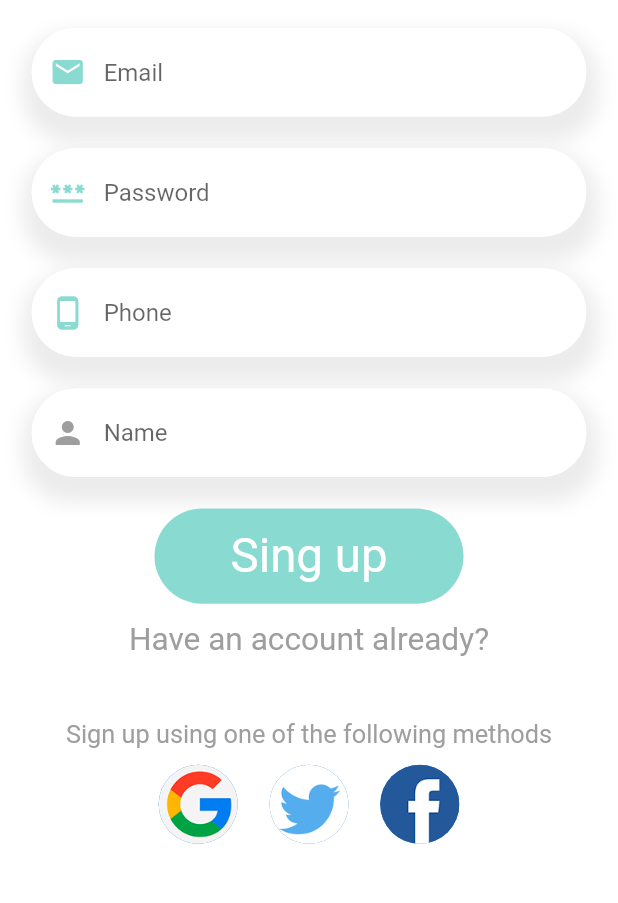
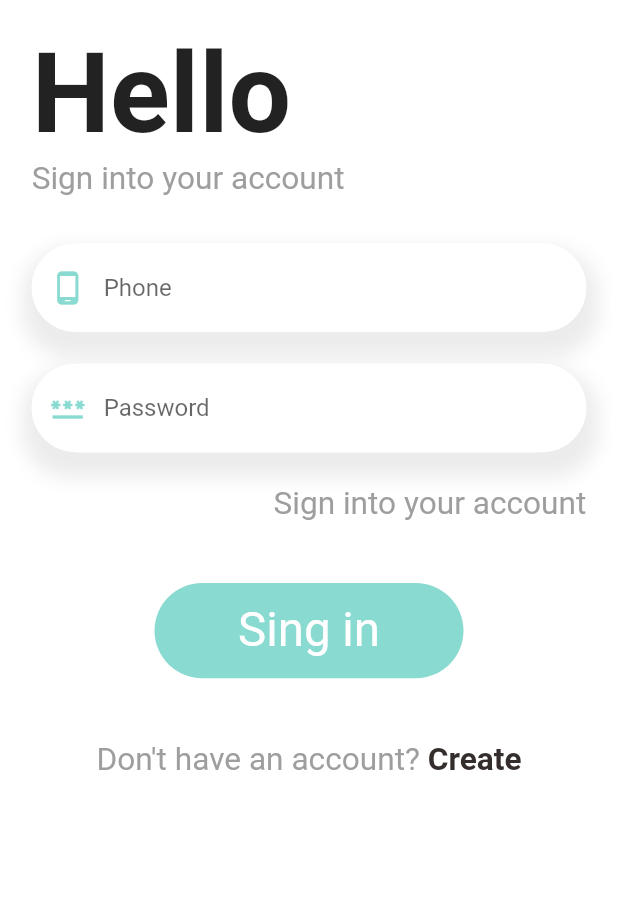
Before and after one commit to Bepo0328/food_delivery_app, a Flutter app: the screen it shows after launch, on a phone screen of 412 x 824 dp, the part 281-1184 px from its top. Run offline on Flutter 3.47's test engine with Material 2 defaults, Android fonts, the phone set to English and light mode, and no system bars; our stand-ins replace dots_indicator, get, persistent_bottom_nav_bar_v2, shared_preferences.

Commit message:
Design: Build 'sign_in_page' page
Create 'sign_in_page' page

```diff
--- a/lib/main.dart
+++ b/lib/main.dart
@@ -26,7 +26,7 @@ class MyApp extends StatelessWidget {
           return const GetMaterialApp(
             debugShowCheckedModeBanner: false,
             title: 'Food Delivery App',
-            home: SignUpPage(),
+            home: SignInPage(),
             // initialRoute: RouteHelper.getSplashPage(),
             // getPages: RouteHelper.routes,
           );
--- /dev/null
+++ b/lib/pages/auth/sign_in_page.dart
@@ -0,0 +1,149 @@
+import 'package:flutter/gestures.dart';
+import 'package:flutter/material.dart';
+import 'package:food_delivery_app/pages/pages.dart';
+import 'package:food_delivery_app/utils/utils.dart';
+import 'package:food_delivery_app/widgets/widgets.dart';
+import 'package:get/get.dart';
+
+class SignInPage extends StatelessWidget {
+  const SignInPage({Key? key}) : super(key: key);
+
+  @override
+  Widget build(BuildContext context) {
+    var phoneController = TextEditingController();
+    var passwordController = TextEditingController();
+
+    return Scaffold(
+      backgroundColor: Colors.white,
+      body: SafeArea(
+        child: SingleChildScrollView(
+          physics: const BouncingScrollPhysics(),
+          child: Column(
+            children: [
+              // app logo
+              SizedBox(
+                height: Dimenstions.screenHeight * 0.25,
+                child: Center(
+                  child: CircleAvatar(
+                    backgroundColor: Colors.white,
+                    radius: Dimenstions.radius20 * 4,
+                    backgroundImage: const AssetImage(
+                      'assets/image/logo part 1.png',
+                    ),
+                  ),
+                ),
+              ),
+
+              // welcome
+              Container(
+                margin: EdgeInsets.symmetric(horizontal: Dimenstions.width20),
+                width: double.maxFinite,
+                child: Column(
+                  crossAxisAlignment: CrossAxisAlignment.start,
+                  children: [
+                    Text(
+                      'Hello',
+                      style: TextStyle(
+                        fontSize: Dimenstions.font10 * 7,
+                        fontWeight: FontWeight.bold,
+                      ),
+                    ),
+                    Text(
+                      'Sign into your account',
+                      style: TextStyle(
+                        fontSize: Dimenstions.font20,
+                        color: Colors.grey[500],
+                      ),
+                    ),
+                  ],
+                ),
+              ),
+              SizedBox(height: Dimenstions.height30),
+
+              // your phone
+              AppTextField(
+                textController: phoneController,
+                hintText: 'Phone',
+                icon: Icons.phone_android,
+              ),
+              SizedBox(height: Dimenstions.height20),
+
+              // your password
+              AppTextField(
+                textController: passwordController,
+                hintText: 'Password',
+                icon: Icons.password_sharp,
+              ),
+              SizedBox(height: Dimenstions.height20),
+
+              // footer
+              // tag line
+              Row(
+                children: [
+                  Expanded(
+                    child: Container(),
+                  ),
+                  RichText(
+                    text: TextSpan(
+                      text: 'Sign into your account',
+                      style: TextStyle(
+                        color: Colors.grey[500],
+                        fontSize: Dimenstions.font20,
+                      ),
+                    ),
+                  ),
+                  SizedBox(width: Dimenstions.width20),
+                ],
+              ),
+              SizedBox(height: Dimenstions.screenHeight * 0.05),
+
+              // sign in button
+              Container(
+                height: Dimenstions.screenHeight / 13,
+                width: Dimenstions.screenWidth / 2,
+                decoration: BoxDecoration(
+                  borderRadius: BorderRadius.circular(Dimenstions.radius30),
+                  color: AppColors.mainColor,
+                ),
+                child: Center(
+                  child: BigText(
+                    text: 'Sing in',
+                    size: Dimenstions.font30,
+                    color: Colors.white,
+                  ),
+                ),
+              ),
+              SizedBox(height: Dimenstions.screenHeight * 0.05),
+
+              // sign in options
+              RichText(
+                text: TextSpan(
+                  text: 'Don\'t have an account? ',
+                  style: TextStyle(
+                    color: Colors.grey[500],
+                    fontSize: Dimenstions.font20,
+                  ),
+                  children: [
+                    TextSpan(
+                      recognizer: TapGestureRecognizer()
+                        ..onTap = () => Get.to(
+                              () => const SignUpPage(),
+                              transition: Transition.fadeIn,
+                            ),
+                      text: 'Create',
+                      style: TextStyle(
+                        color: AppColors.mainBlackColor,
+                        fontSize: Dimenstions.font20,
+                        fontWeight: FontWeight.bold,
+                      ),
+                    ),
+                  ],
+                ),
+              ),
+            ],
+          ),
+        ),
+      ),
+    );
+  }
+}
--- a/lib/pages/pages.dart
+++ b/lib/pages/pages.dart
@@ -9,3 +9,4 @@ export 'cart/cart_history.dart';
 export 'base/no_data_page.dart';
 export 'account/account_page.dart';
 export 'auth/sign_up_page.dart';
+export 'auth/sign_in_page.dart';
--- a/lib/utils/dimensions.dart
+++ b/lib/utils/dimensions.dart
@@ -35,6 +35,7 @@ class Dimenstions {
   static double width45 = screenHeight / 17.35;
 
   // font size
+  static double font10 = screenHeight / 78.10;
   static double font14 = screenHeight / 55.79;
   static double font16 = screenHeight / 48.81;
   static double font18 = screenHeight / 43.39;
```
